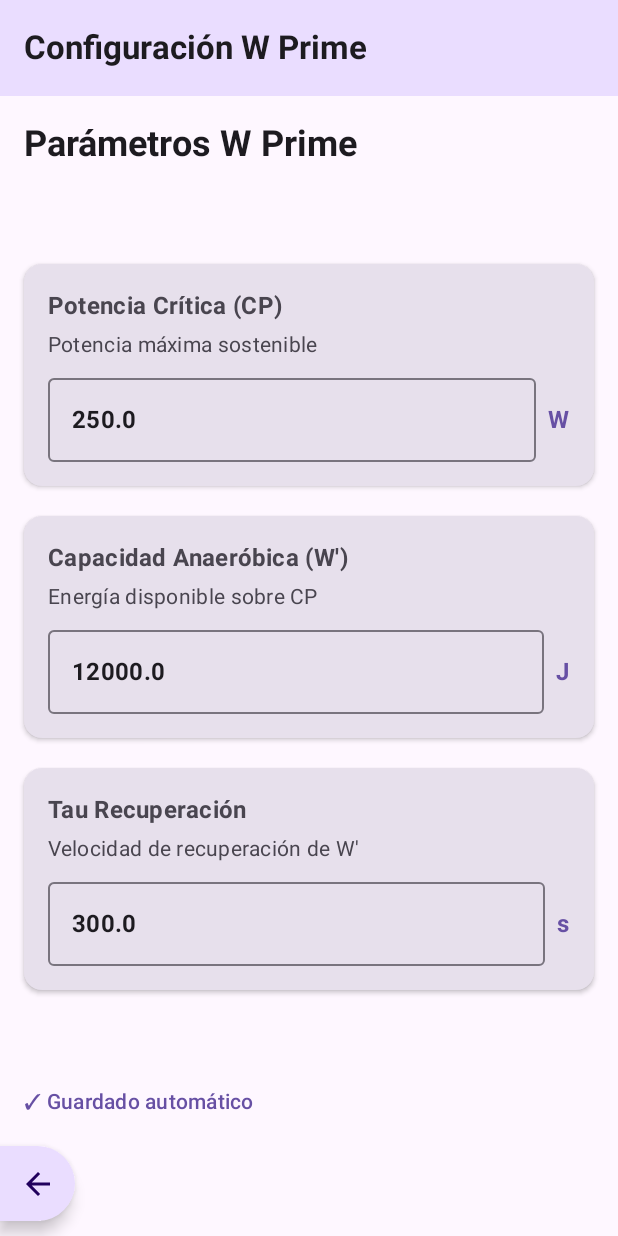
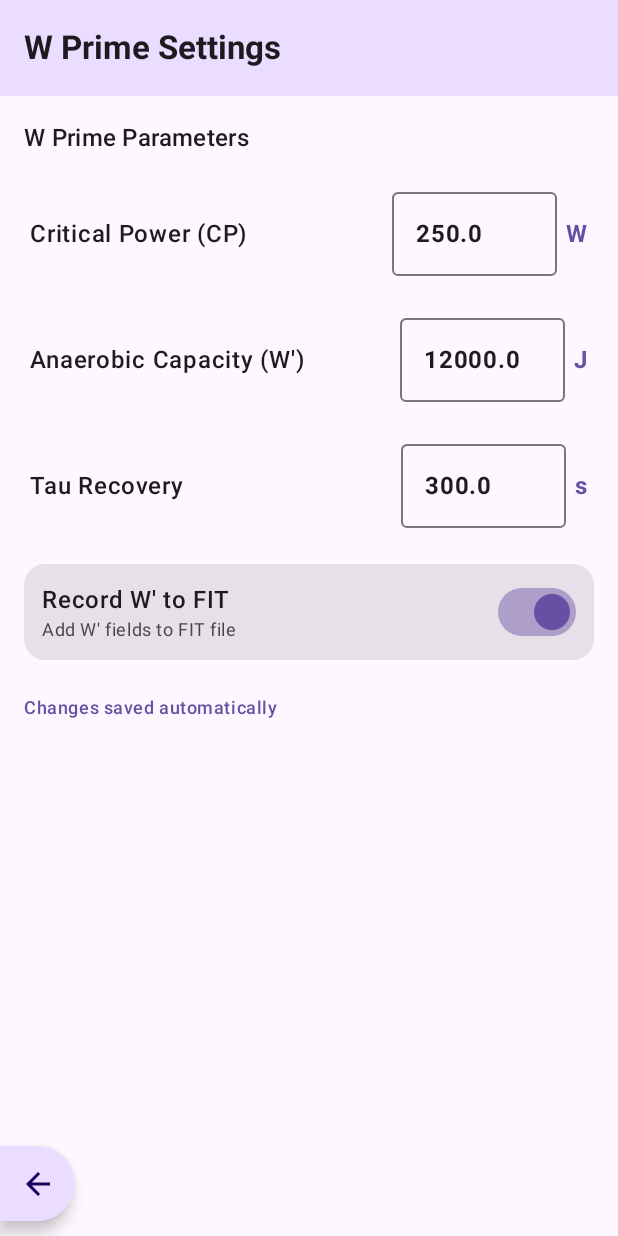
Before and after one commit to apopovsky/WPrimeKarooExtension, an Android app built with Jetpack Compose: the screen it shows after launch (MainActivity), on a phone screen of 412 x 824 dp. Run offline under Robolectric (Android 15) with nearby library versions, the phone set to English and light mode, and no system bars; our stand-ins replace Dagger/Hilt's generated code, Timber.

Commit message:
Formatting and calculator improvements. Fit output configurable.

```diff
--- a/app/src/main/kotlin/com/itl/wprimeext/ConfigurationScreen.kt
+++ b/app/src/main/kotlin/com/itl/wprimeext/ConfigurationScreen.kt
@@ -31,9 +31,13 @@ import androidx.compose.ui.text.font.FontWeight
 import androidx.compose.ui.unit.dp
 import androidx.lifecycle.viewmodel.compose.viewModel
 import com.itl.wprimeext.extension.WPrimeSettings
-import com.itl.wprimeext.ui.components.ConfigurationCard
+import com.itl.wprimeext.ui.components.CompactSettingField
 import com.itl.wprimeext.ui.viewmodel.WPrimeConfigViewModel
 import com.itl.wprimeext.ui.viewmodel.WPrimeConfigViewModelFactory
+import androidx.compose.material3.Switch
+import androidx.compose.material3.SwitchDefaults
+import androidx.compose.foundation.layout.fillMaxWidth
+import androidx.compose.foundation.layout.Row
 
 @OptIn(ExperimentalMaterial3Api::class)
 @Composable
@@ -52,7 +56,7 @@ fun ConfigurationScreen() {
             TopAppBar(
                 title = {
                     Text(
-                        text = "Configuración W Prime",
+                        text = "W Prime Settings",
                         fontWeight = FontWeight.Bold,
                     )
                 },
@@ -73,47 +77,75 @@ fun ConfigurationScreen() {
                     verticalArrangement = Arrangement.spacedBy(20.dp),
                 ) {
                     Text(
-                        text = "Parámetros W Prime",
-                        style = MaterialTheme.typography.headlineSmall,
-                        fontWeight = FontWeight.Bold,
+                        text = "W Prime Parameters",
+                        style = MaterialTheme.typography.titleMedium,
+                        fontWeight = FontWeight.SemiBold,
                     )
 
-                    Spacer(modifier = Modifier.height(24.dp))
-
-                    ConfigurationCard(
-                        title = "Potencia Crítica (CP)",
-                        description = "Potencia máxima sostenible",
+                    // Campos compactos
+                    CompactSettingField(
+                        title = "Critical Power (CP)",
                         value = configuration.criticalPower,
                         unit = "W",
                         onValueChange = viewModel::updateCriticalPower,
                     )
-
-                    ConfigurationCard(
-                        title = "Capacidad Anaeróbica (W')",
-                        description = "Energía disponible sobre CP",
+                    CompactSettingField(
+                        title = "Anaerobic Capacity (W')",
                         value = configuration.anaerobicCapacity,
                         unit = "J",
                         onValueChange = viewModel::updateAnaerobicCapacity,
                     )
-
-                    ConfigurationCard(
-                        title = "Tau Recuperación",
-                        description = "Velocidad de recuperación de W'",
+                    CompactSettingField(
+                        title = "Tau Recovery",
                         value = configuration.tauRecovery,
                         unit = "s",
                         onValueChange = viewModel::updateTauRecovery,
                     )
 
-                    Spacer(modifier = Modifier.height(24.dp))
+                    // Toggle para grabar datos W' al archivo FIT
+                    androidx.compose.material3.Card(
+                        modifier = Modifier.fillMaxWidth(),
+                        shape = RoundedCornerShape(14.dp),
+                    ) {
+                        Row(
+                            modifier = Modifier
+                                .fillMaxWidth()
+                                .padding(horizontal = 12.dp, vertical = 8.dp),
+                            verticalAlignment = Alignment.CenterVertically,
+                            horizontalArrangement = Arrangement.SpaceBetween,
+                        ) {
+                            Column(modifier = Modifier.fillMaxWidth(0.75f)) {
+                                Text(
+                                    text = "Record W' to FIT",
+                                    style = MaterialTheme.typography.bodyLarge,
+                                    fontWeight = FontWeight.SemiBold,
+                                )
+                                Text(
+                                    text = "Add W' fields to FIT file",
+                                    style = MaterialTheme.typography.bodySmall,
+                                    color = MaterialTheme.colorScheme.onSurfaceVariant,
+                                )
+                            }
+                            Switch(
+                                checked = configuration.recordFit,
+                                onCheckedChange = { viewModel.updateRecordFit(it) },
+                                colors = SwitchDefaults.colors(
+                                    checkedThumbColor = MaterialTheme.colorScheme.primary,
+                                    checkedTrackColor = MaterialTheme.colorScheme.primary.copy(alpha = 0.45f),
+                                ),
+                            )
+                        }
+                    }
 
                     Text(
-                        text = "✓ Guardado automático",
-                        style = MaterialTheme.typography.bodyMedium,
+                        text = "Changes saved automatically",
+                        style = MaterialTheme.typography.bodySmall,
                         color = MaterialTheme.colorScheme.primary,
                         fontWeight = FontWeight.Medium,
+                        modifier = Modifier.padding(top = 4.dp)
                     )
 
-                    Spacer(modifier = Modifier.height(80.dp))
+                    Spacer(modifier = Modifier.height(56.dp))
                 }
             }
 
@@ -136,7 +168,7 @@ fun ConfigurationScreen() {
             ) {
                 Icon(
                     imageVector = Icons.AutoMirrored.Filled.ArrowBack,
-                    contentDescription = "Volver",
+                    contentDescription = "Back",
                 )
             }
         }
--- a/app/src/main/kotlin/com/itl/wprimeext/extension/WPrimeSettings.kt
+++ b/app/src/main/kotlin/com/itl/wprimeext/extension/WPrimeSettings.kt
@@ -3,6 +3,7 @@ package com.itl.wprimeext.extension
 import android.content.Context
 import androidx.datastore.core.DataStore
 import androidx.datastore.preferences.core.Preferences
+import androidx.datastore.preferences.core.booleanPreferencesKey
 import androidx.datastore.preferences.core.doublePreferencesKey
 import androidx.datastore.preferences.core.edit
 import androidx.datastore.preferences.preferencesDataStore
@@ -17,6 +18,7 @@ data class WPrimeConfiguration(
     val criticalPower: Double = 250.0, // CP en watts
     val anaerobicCapacity: Double = 12000.0, // W' en julios (default 12000)
     val tauRecovery: Double = 300.0, // Tau en segundos (default 300)
+    val recordFit: Boolean = true, // NUEVO: controlar si se graba al FIT
 )
 
 class WPrimeSettings(private val context: Context) {
@@ -25,6 +27,7 @@ class WPrimeSettings(private val context: Context) {
         private val CRITICAL_POWER_KEY = doublePreferencesKey("critical_power")
         private val ANAEROBIC_CAPACITY_KEY = doublePreferencesKey("anaerobic_capacity")
         private val TAU_RECOVERY_KEY = doublePreferencesKey("tau_recovery")
+        private val RECORD_FIT_KEY = booleanPreferencesKey("record_fit")
     }
 
     val configuration: Flow<WPrimeConfiguration> = context.dataStore.data.map { preferences ->
@@ -32,6 +35,7 @@ class WPrimeSettings(private val context: Context) {
             criticalPower = preferences[CRITICAL_POWER_KEY] ?: 250.0,
             anaerobicCapacity = preferences[ANAEROBIC_CAPACITY_KEY] ?: 12000.0,
             tauRecovery = preferences[TAU_RECOVERY_KEY] ?: 300.0,
+            recordFit = preferences[RECORD_FIT_KEY] ?: true,
         )
 
         val isDefault = preferences[CRITICAL_POWER_KEY] == null
@@ -40,7 +44,10 @@ class WPrimeSettings(private val context: Context) {
         } else {
             WPrimeLogger.d(WPrimeLogger.Module.SETTINGS, LogConstants.SETTINGS_LOADED)
         }
-        WPrimeLogger.d(WPrimeLogger.Module.SETTINGS, "Loaded configuration - CP: ${config.criticalPower}, W': ${config.anaerobicCapacity}, Tau: ${config.tauRecovery}")
+        WPrimeLogger.d(
+            WPrimeLogger.Module.SETTINGS,
+            "Loaded configuration - CP: ${config.criticalPower}, W': ${config.anaerobicCapacity}, Tau: ${config.tauRecovery}, recordFit: ${config.recordFit}"
+        )
 
         config
     }
@@ -69,8 +76,15 @@ class WPrimeSettings(private val context: Context) {
         WPrimeLogger.i(WPrimeLogger.Module.SETTINGS, LogConstants.SETTINGS_SAVED + " - Tau Recovery")
     }
 
+    suspend fun updateRecordFit(enabled: Boolean) {
+        WPrimeLogger.d(WPrimeLogger.Module.SETTINGS, "Updating recordFit: $enabled")
+        context.dataStore.edit { preferences ->
+            preferences[RECORD_FIT_KEY] = enabled
+        }
+        WPrimeLogger.i(WPrimeLogger.Module.SETTINGS, LogConstants.SETTINGS_SAVED + " - Record FIT toggle")
+    }
+
     suspend fun updateConfiguration(config: WPrimeConfiguration) {
-        WPrimeLogger.d(WPrimeLogger.Module.SETTINGS, "Updating configuration - CP: ${config.criticalPower}, W': ${config.anaerobicCapacity}, Tau: ${config.tauRecovery}")
         context.dataStore.edit { preferences ->
             preferences[CRITICAL_POWER_KEY] = config.criticalPower
             preferences[ANAEROBIC_CAPACITY_KEY] = config.anaerobicCapacity
--- a/app/src/main/kotlin/com/itl/wprimeext/ui/WPrimeVisualization.kt
+++ b/app/src/main/kotlin/com/itl/wprimeext/ui/WPrimeColorHelper.kt
@@ -33,15 +33,15 @@ data class WPrimeColors(
     val textColor: Color
 )
 
-fun calculateWPrimeColors(smoothedPower3s: Double, criticalPower: Double, wPrimePercentage: Double = -1.0): WPrimeColors {
+fun calculateWPrimeColors(currentPower: Double, criticalPower: Double, wPrimePercentage: Double = -1.0): WPrimeColors {
     if (criticalPower <= 0.0) return WPrimeColors(Color(0xFF109C77), Color.White) // safe fallback
 
     // Special case: Light blue when at 100% W' with power below CP (stable/no change state)
-    if (wPrimePercentage >= 0.99 && smoothedPower3s < criticalPower) {
+    if (wPrimePercentage >= 0.99 && currentPower < criticalPower) {
         return WPrimeColors(Color(0xFF94D8E0), Color.Black) // Light blue with black text
     }
 
-    val powerRatio = smoothedPower3s / criticalPower
+    val powerRatio = currentPower / criticalPower
 
     return when {
         powerRatio < 0.90 -> WPrimeColors(Color(0xFF109C77), Color.White) // recovery green with white text
--- /dev/null
+++ b/app/src/main/kotlin/com/itl/wprimeext/ui/components/CompactSettingField.kt
@@ -0,0 +1,108 @@
+package com.itl.wprimeext.ui.components
+
+import androidx.compose.foundation.layout.Arrangement
+import androidx.compose.foundation.layout.Column
+import androidx.compose.foundation.layout.Row
+import androidx.compose.foundation.layout.Spacer
+import androidx.compose.foundation.layout.fillMaxWidth
+import androidx.compose.foundation.layout.padding
+import androidx.compose.foundation.layout.width
+import androidx.compose.foundation.text.KeyboardOptions
+import androidx.compose.material3.MaterialTheme
+import androidx.compose.material3.OutlinedTextField
+import androidx.compose.material3.Text
+import androidx.compose.runtime.Composable
+import androidx.compose.runtime.LaunchedEffect
+import androidx.compose.runtime.getValue
+import androidx.compose.runtime.mutableStateOf
+import androidx.compose.runtime.remember
+import androidx.compose.runtime.setValue
+import androidx.compose.ui.Alignment
+import androidx.compose.ui.Modifier
+import androidx.compose.ui.graphics.Color
+import androidx.compose.ui.text.font.FontWeight
+import androidx.compose.ui.text.input.KeyboardType
+import androidx.compose.ui.unit.dp
+import kotlinx.coroutines.delay
+
+/**
+ * Campo compacto para configuración numérica: ocupa menos alto que ConfigurationCard.
+ * Estructura: Etiqueta + (opcional descripción en línea debajo en texto pequeño) + campo numérico y unidad alineados.
+ */
+@Composable
+fun CompactSettingField(
+    title: String,
+    description: String? = null,
+    value: Double,
+    unit: String,
+    onValueChange: (Double) -> Unit,
+) {
+    Row(
+        modifier = Modifier
+            .fillMaxWidth()
+            .padding(horizontal = 4.dp, vertical = 4.dp),
+        verticalAlignment = Alignment.CenterVertically,
+        horizontalArrangement = Arrangement.SpaceBetween,
+    ) {
+        Column(
+            modifier = Modifier.weight(1f),
+            verticalArrangement = Arrangement.Center,
+        ) {
+            Text(
+                text = title,
+                style = MaterialTheme.typography.bodyLarge,
+                fontWeight = FontWeight.SemiBold,
+            )
+            if (!description.isNullOrBlank()) {
+                Text(
+                    text = description,
+                    style = MaterialTheme.typography.bodySmall,
+                    color = MaterialTheme.colorScheme.onSurfaceVariant,
+                )
+            }
+        }
+
+        var textValue by remember(value) { mutableStateOf(value.toString()) }
+        var showSaved by remember { mutableStateOf(false) }
+
+        OutlinedTextField(
+            value = textValue,
+            onValueChange = { newValue ->
+                textValue = newValue
+                newValue.toDoubleOrNull()?.let { valid ->
+                    if (valid > 0) {
+                        onValueChange(valid)
+                        showSaved = true
+                    }
+                }
+            },
+            keyboardOptions = KeyboardOptions(keyboardType = KeyboardType.Decimal),
+            singleLine = true,
+            modifier = Modifier.width(110.dp),
+            textStyle = MaterialTheme.typography.bodyLarge.copy(fontWeight = FontWeight.Bold),
+        )
+
+        Spacer(modifier = Modifier.width(6.dp))
+
+        Text(
+            text = unit,
+            style = MaterialTheme.typography.bodyLarge,
+            fontWeight = FontWeight.Bold,
+            color = MaterialTheme.colorScheme.primary,
+        )
+
+        if (showSaved) {
+            LaunchedEffect(showSaved) {
+                delay(1200)
+                showSaved = false
+            }
+            Spacer(modifier = Modifier.width(4.dp))
+            Text(
+                text = "✓",
+                color = Color(0xFF4CAF50),
+                style = MaterialTheme.typography.bodyMedium,
+                fontWeight = FontWeight.Bold,
+            )
+        }
+    }
+}
--- a/app/src/main/res/drawable/ic_wprime_battery.xml
+++ b/app/src/main/res/drawable/ic_wprime_battery.xml
@@ -8,10 +8,12 @@
     <!-- Battery outline -->
     <path
         android:fillColor="#FFFFFF"
+        android:strokeColor="#000000"
+        android:strokeWidth="1"
         android:pathData="M15.67,4H14V2c0,-0.55 -0.45,-1 -1,-1h-2c-0.55,0 -1,0.45 -1,1v2H8.33C7.6,4 7,4.6 7,5.33v15.33C7,21.4 7.6,22 8.33,22h7.33c0.74,0 1.34,-0.6 1.34,-1.33V5.33C17,4.6 16.4,4 15.67,4z"/>
 
     <!-- Battery level fill -->
     <path
         android:fillColor="#4CAF50"
-        android:pathData="M9,6h6v12H9V6z"/>
+        android:pathData="M9,6h6v14H9V6z"/>
 </vector>
```
Also changed, not shown: app/src/main/kotlin/com/itl/wprimeext/extension/WPrimeDataType.kt (+12 -10 lines), app/src/main/kotlin/com/itl/wprimeext/extension/WPrimeDataTypeBase.kt (+47 -54 lines), app/src/main/kotlin/com/itl/wprimeext/extension/WPrimeExtension.kt (+5 -3 lines), app/src/main/kotlin/com/itl/wprimeext/extension/WPrimeKjDataType.kt (+8 -15 lines), app/src/main/kotlin/com/itl/wprimeext/ui/WPrimeGlanceViews.kt (+21 -11 lines), app/src/main/kotlin/com/itl/wprimeext/ui/viewmodel/WPrimeConfigViewModel.kt (+8 -9 lines).
